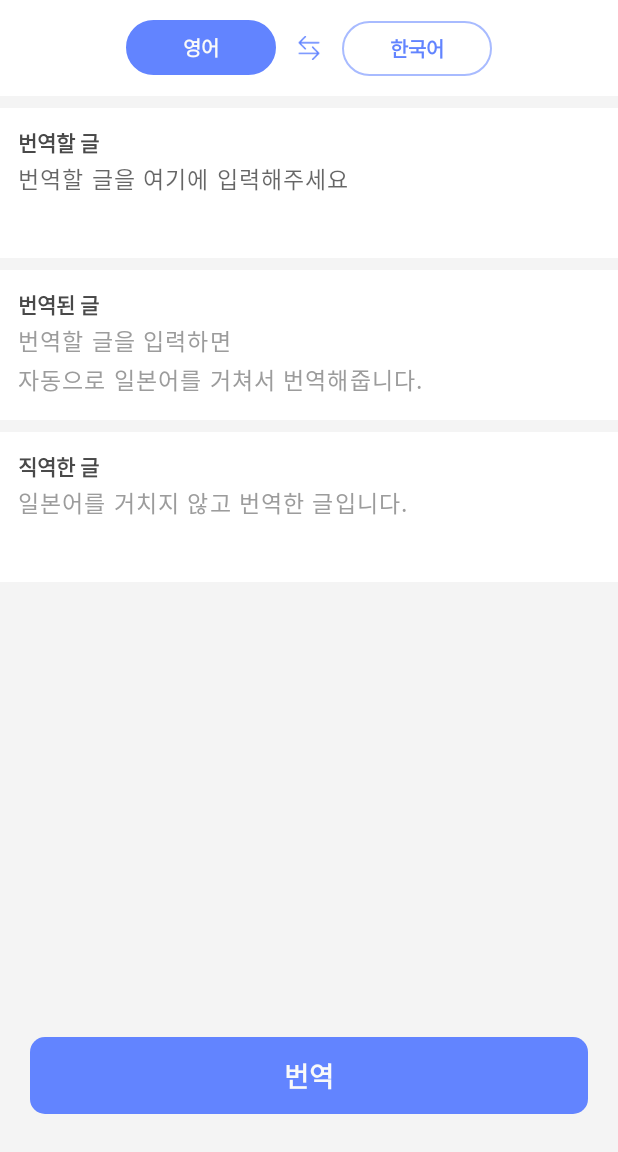
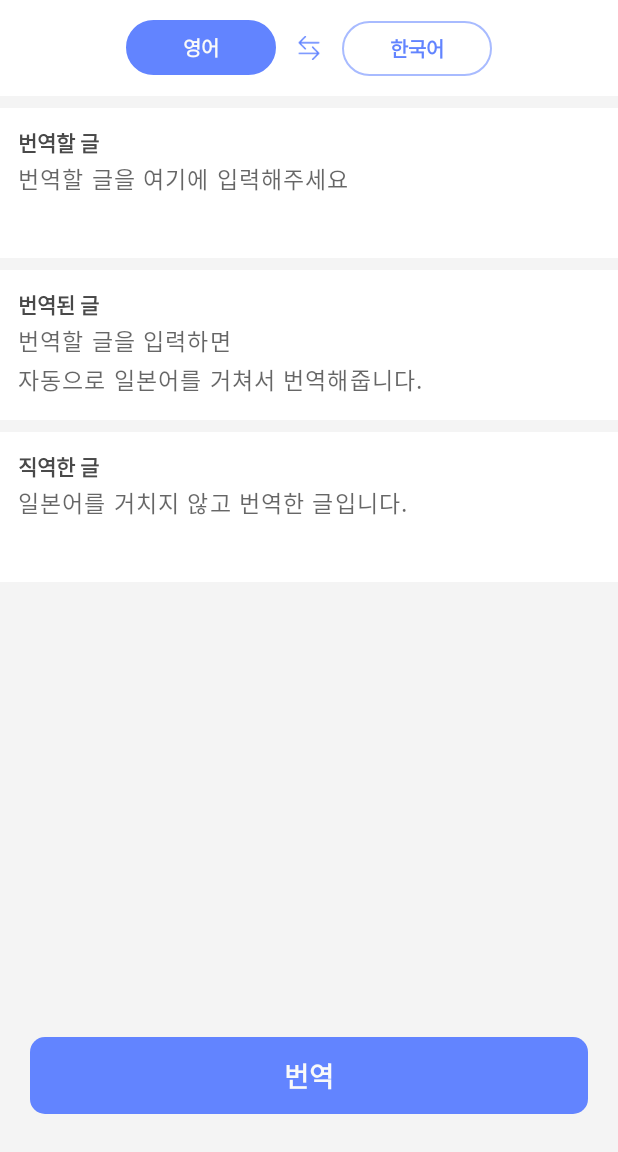
Before and after one commit to kichan05/More-detailed, an Android app: the screen it shows after launch (MainActivity), after a tap on "번역", on a phone screen of 412 x 824 dp, the part 84-1236 px from its top. Run offline under Robolectric (Android 15) with nearby library versions, the phone set to English and light mode, and no system bars; our stand-ins replace data binding; 3 other taps on this screen came first.

Commit message:
Ui 수정

```diff
--- a/app/src/main/java/com/heechan/moredetailed/MainViewModel.kt
+++ b/app/src/main/java/com/heechan/moredetailed/MainViewModel.kt
@@ -13,8 +13,8 @@ class MainViewModel : ViewModel() {
     private val papagoService = RetrofitClient.get().create(PapagoService::class.java)
 
     val inputMessage = MutableLiveData<String>()
-    val resultMessage = MutableLiveData("번역할 글을 입력하면\n자동으로 일본어를 거쳐서 번역해줍니다.")
-    val directTranslatedMessage = MutableLiveData("일본어를 거치지 않고 번역한 글입니다.")
+    val resultMessage = MutableLiveData<String>()
+    val directTranslatedMessage = MutableLiveData<String>()
 
     val langList = Language.values()
     val selectStartLangIndex = MutableLiveData(0)
@@ -33,6 +33,8 @@ class MainViewModel : ViewModel() {
 
     fun translated() {
         if (inputMessage.value.isNullOrBlank()) {
+            resultMessage.value = ""
+            directTranslatedMessage.value = ""
             return
         }
 
--- a/app/src/main/res/layout/activity_main.xml
+++ b/app/src/main/res/layout/activity_main.xml
@@ -151,9 +151,10 @@
                 android:layout_marginTop="2dp"
                 android:fontFamily="@font/gmarket"
 
+                android:hint="번역할 글을 입력하면\n자동으로 일본어를 거쳐서 번역해줍니다."
                 android:letterSpacing="0.05"
-                android:text="@{vm.resultMessage, default=`번역할 글을 입력하면\n자동으로 일본어를 거쳐서 번역해줍니다.`}"
-                android:textColor="#9C9C9C" />
+
+                android:text="@{vm.resultMessage}" />
         </LinearLayout>
 
         <LinearLayout
@@ -181,9 +182,9 @@
                 android:layout_marginTop="2dp"
                 android:fontFamily="@font/gmarket"
 
+                android:hint="일본어를 거치지 않고 번역한 글입니다."
                 android:letterSpacing="0.05"
-                android:text="@{vm.directTranslatedMessage, default=`일본어를 거치지 않고 번역한 글입니다.`}"
-                android:textColor="#9C9C9C" />
+                android:text="@{vm.directTranslatedMessage}" />
         </LinearLayout>
 
         <View
--- a/app/src/main/res/values/design_system.xml
+++ b/app/src/main/res/values/design_system.xml
@@ -17,7 +17,6 @@
     <style name="txt_style">
         <item name="android:textColor">?attr/txt_color</item>
         <item name="android:fontFamily">@font/gmarket</item>
-        <item name="android:textFontWeight">100</item>
         <item name="android:textSize">15sp</item>
         <item name="android:lineSpacingExtra">3dp</item>
     </style>
```
